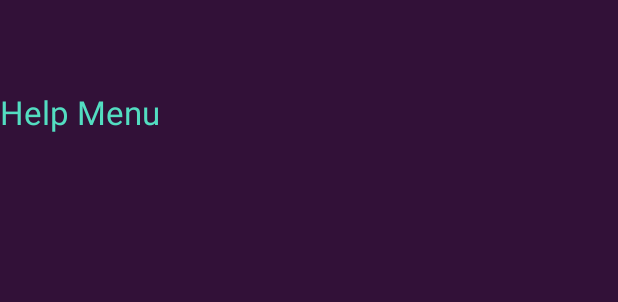
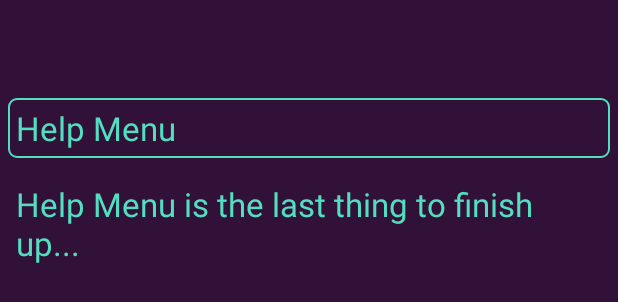
Before and after one commit to zweber11/DiceMaster, an Android app: the layout fragment_help.xml on its own in the app's theme, with its tools: preview values and no code run, on a phone screen of 412 x 824 dp. Shown: the top 302 px of the screen. Run offline under Robolectric (Android 15) with nearby library versions, the phone set to English and light mode, and no system bars.

Commit message:
-Update icon, default data in DataHelper, and started the Help page. Thinking to do a Google Doc, and just view/download it via a link...

```diff
--- a/app/src/main/java/com/hellwebstudios/zweber/dd/DataHelper.java
+++ b/app/src/main/java/com/hellwebstudios/zweber/dd/DataHelper.java
@@ -154,7 +154,7 @@ public class DataHelper extends SQLiteOpenHelper {
                 "Desc TEXT, " +
                 "CharID INTEGER REFERENCES Characters (CharacterID), " +
                 "NumChapters INTEGER)");
-        db.execSQL("INSERT OR IGNORE INTO " + T_ADV + " (AdvID, Name, Desc, CharID, NumChapters) VALUES (1, 'Elgost in Peril', 'Join Hans on his quest.', 1, 3)");
+        db.execSQL("INSERT OR IGNORE INTO " + T_ADV + " (AdvID, Name, Desc, CharID, NumChapters) VALUES (1, 'Paradise in Peril', 'Join Hans on his quest.', 1, 3)");
         db.execSQL("INSERT OR IGNORE INTO " + T_ADV + " (AdvID, Name, Desc, CharID, NumChapters) VALUES (2, 'The Chosen Ones', 'Four enter, but will any survive?', 2, 3)");
 
         //Chapters table w/ data.
--- a/app/src/main/res/layout/fragment_help.xml
+++ b/app/src/main/res/layout/fragment_help.xml
@@ -6,12 +6,28 @@
     android:background="@color/colorPrimary"
     android:paddingTop="60dp">
 
-    <!-- TODO: Update blank fragment layout -->
-    <TextView
+    <LinearLayout
+        android:orientation="vertical"
         android:layout_width="match_parent"
-        android:layout_height="match_parent"
-        android:text="Help Menu"
-        android:textColor="@color/color5"
-        android:textAppearance="?android:attr/textAppearanceLarge" />
+        android:layout_height="match_parent">
+        <TextView
+            android:layout_width="match_parent"
+            android:layout_height="wrap_content"
+            android:text="Help Menu"
+            android:textColor="@color/color5"
+            android:textAppearance="?android:attr/textAppearanceLarge"
+            android:background="@drawable/background"
+            android:layout_margin="5dp"
+            android:padding="5dp" />
+        <TextView
+            android:layout_width="match_parent"
+            android:layout_height="match_parent"
+            android:text="Help Menu is the last thing to finish up..."
+            android:textColor="@color/color5"
+            android:textAppearance="?android:attr/textAppearanceLarge"
+            android:layout_margin="5dp"
+            android:padding="5dp" />
+    </LinearLayout>
+
 
 </FrameLayout>
```
Also changed, not shown: app/src/main/res/mipmap-hdpi/ic_launcher.png, app/src/main/res/mipmap-mdpi/ic_launcher.png, app/src/main/res/mipmap-xhdpi/ic_launcher.png, app/src/main/res/mipmap-xxhdpi/ic_launcher.png, app/src/main/res/mipmap-xxxhdpi/ic_launcher.png.
